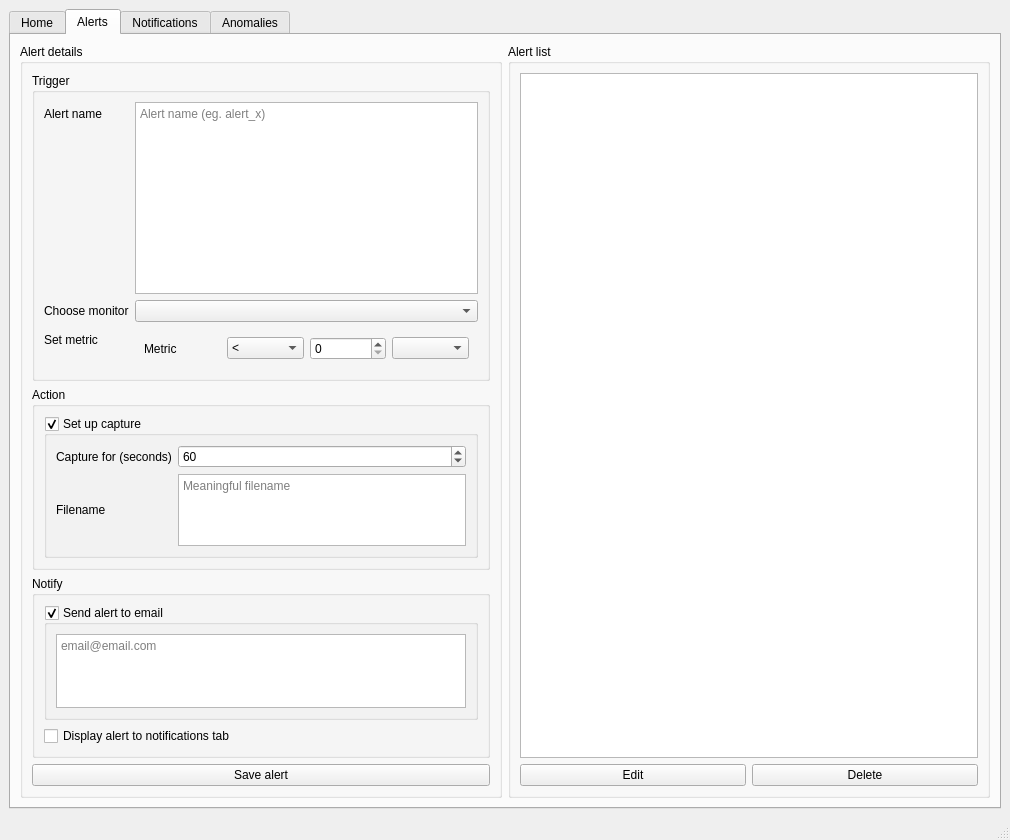
kosnet2/smad, file sad_ui.ui: the form before one commit.
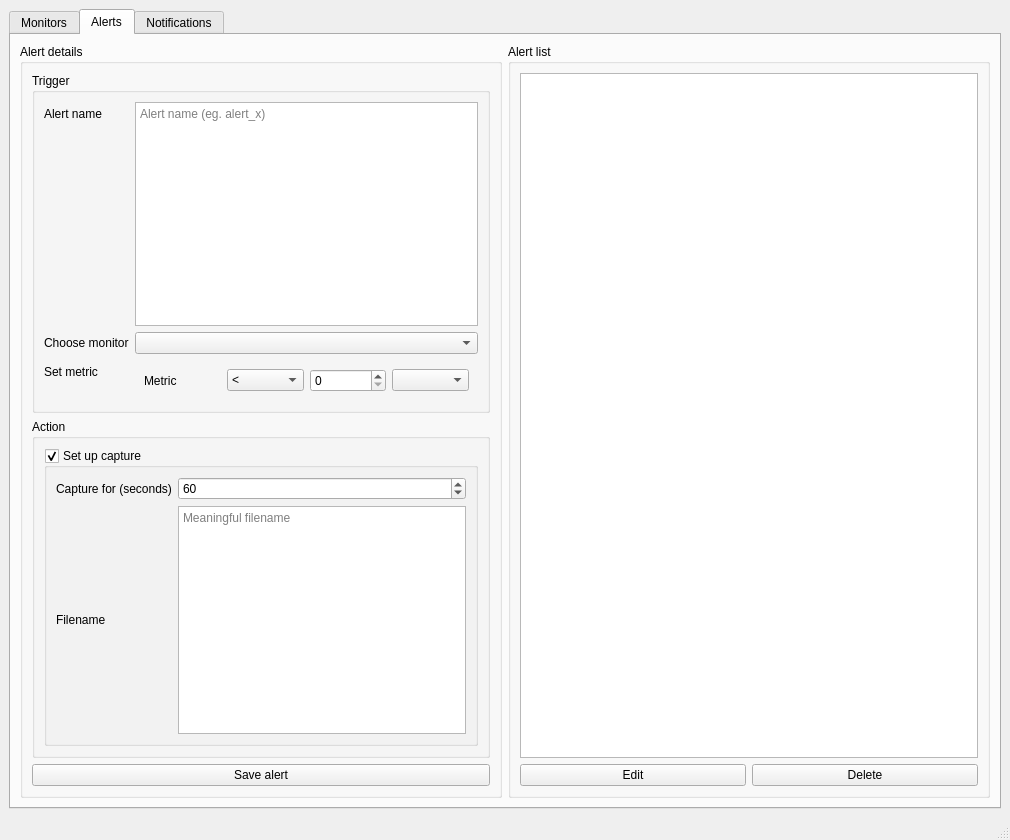
The form after the commit. The open tabs and pages were chosen to show the change.

Patch:
```diff
--- a/sad_ui.ui
+++ b/sad_ui.ui
@@ -25,7 +25,7 @@
       </property>
       <widget class="QWidget" name="homeTab">
        <attribute name="title">
-        <string>Home</string>
+        <string>Monitors</string>
        </attribute>
        <layout class="QVBoxLayout" name="verticalLayout_3">
         <item>
@@ -794,44 +794,6 @@
              </layout>
             </widget>
            </item>
-           <item>
-            <widget class="QGroupBox" name="alertsNotifyGroupBox">
-             <property name="title">
-              <string>Notify</string>
-             </property>
-             <layout class="QGridLayout" name="gridLayout_6">
-              <item row="1" column="0">
-               <widget class="QCheckBox" name="alertsNotifyCheckBox">
-                <property name="text">
-                 <string>Display alert to notifications tab</string>
-                </property>
-               </widget>
-              </item>
-              <item row="0" column="0">
-               <widget class="QGroupBox" name="alertsEmailGroupBox">
-                <property name="title">
-                 <string>Send alert to email</string>
-                </property>
-                <property name="checkable">
-                 <bool>true</bool>
-                </property>
-                <layout class="QVBoxLayout" name="verticalLayout_21">
-                 <item>
-                  <widget class="QTextEdit" name="alertsEmailTextEdit">
-                   <property name="sizeAdjustPolicy">
-                    <enum>QAbstractScrollArea::AdjustToContents</enum>
-                   </property>
-                   <property name="placeholderText">
-                    <string>email@email.com</string>
-                   </property>
-                  </widget>
-                 </item>
-                </layout>
-               </widget>
-              </item>
-             </layout>
-            </widget>
-           </item>
            <item>
             <widget class="QPushButton" name="alertsSaveAlertPushButton">
              <property name="text">
@@ -917,11 +879,6 @@
         </item>
        </layout>
       </widget>
-      <widget class="QWidget" name="anomaliesTab">
-       <attribute name="title">
-        <string>Anomalies</string>
-       </attribute>
-      </widget>
      </widget>
     </item>
    </layout>
```
Left out of the diff: 4 changed lines with no effect on the pictures.
